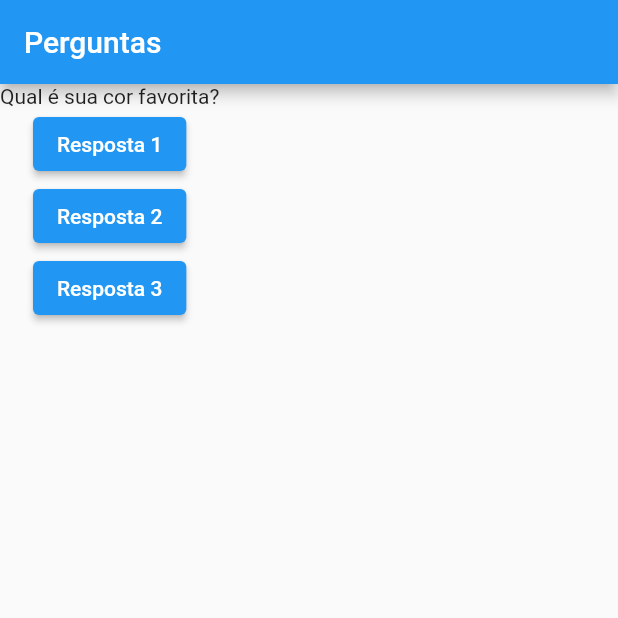
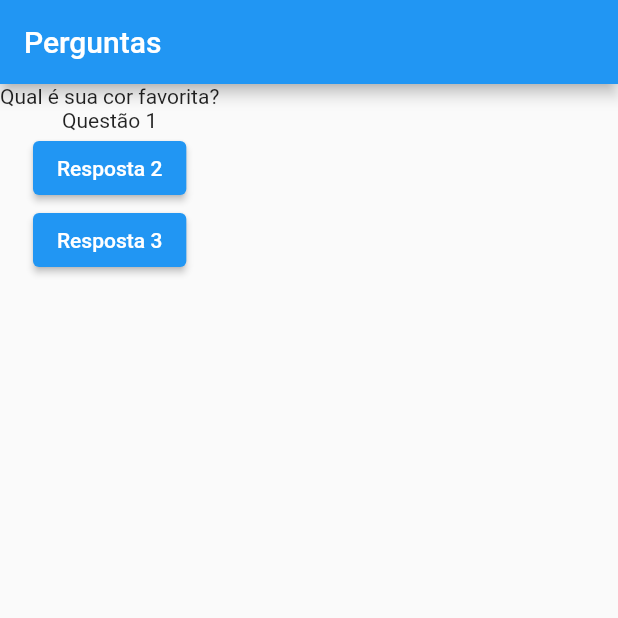
Before and after one commit to csnoboa/quiz-flutter, a Flutter app: the screen it shows after launch, on a phone screen of 412 x 824 dp, the top half of it. Run offline on Flutter 3.47's test engine with Material 2 defaults, Android fonts, the phone set to English and light mode, and no system bars.

Commit message:
question

```diff
--- a/lib/main.dart
+++ b/lib/main.dart
@@ -1,10 +1,16 @@
 import 'package:flutter/material.dart';
+import 'package:quiz_flutter/question.dart';
 
 main() {
   runApp(PerguntaApp());
 }
 
-class PerguntaApp extends StatelessWidget {
+class PerguntaApp extends StatefulWidget {
+  @override
+  _PerguntaAppState createState() => _PerguntaAppState();
+}
+
+class _PerguntaAppState extends State<PerguntaApp> {
   void responder(int num) {
     debugPrint('Botão $num apertado!');
   }
@@ -25,10 +31,7 @@ class PerguntaApp extends StatelessWidget {
           crossAxisAlignment: CrossAxisAlignment.center,
           children: [
             Text(perguntas[0]),
-            ElevatedButton(
-              onPressed: () => responder(0),
-              child: Text('Resposta 1'),
-            ),
+            Question('Questão 1'),
             ElevatedButton(
               onPressed: () {
                 responder(1);
--- /dev/null
+++ b/lib/question.dart
@@ -0,0 +1,14 @@
+import 'package:flutter/material.dart';
+
+class Question extends StatelessWidget {
+  const Question(this.text, {Key? key}) : super(key: key);
+
+  final String text;
+
+  @override
+  Widget build(BuildContext context) {
+    return Container(
+      child: Text(text),
+    );
+  }
+}
```
